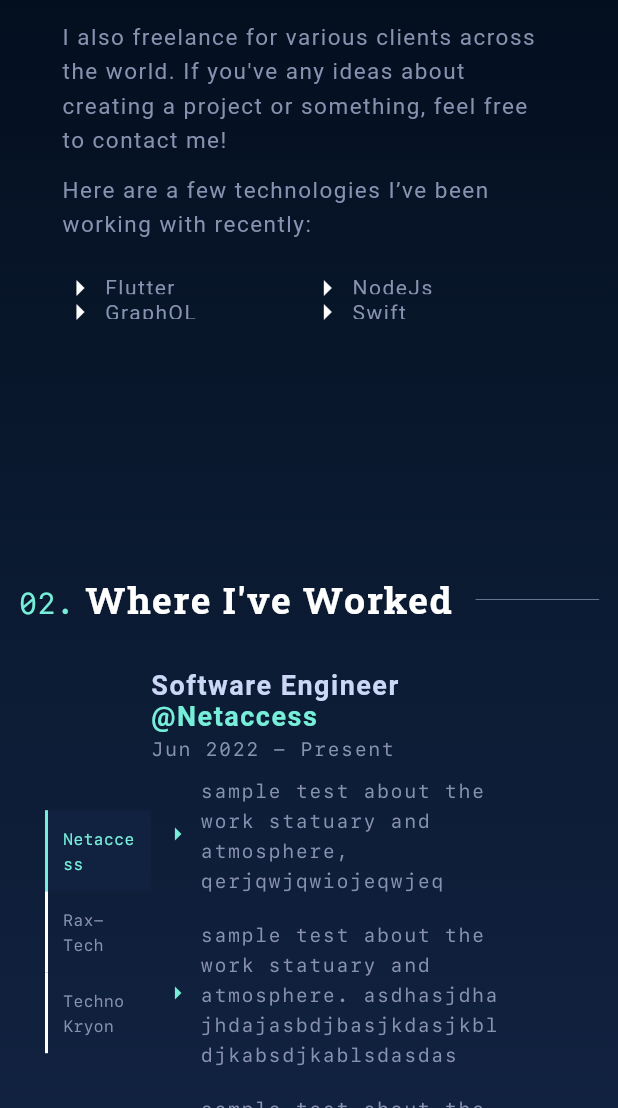
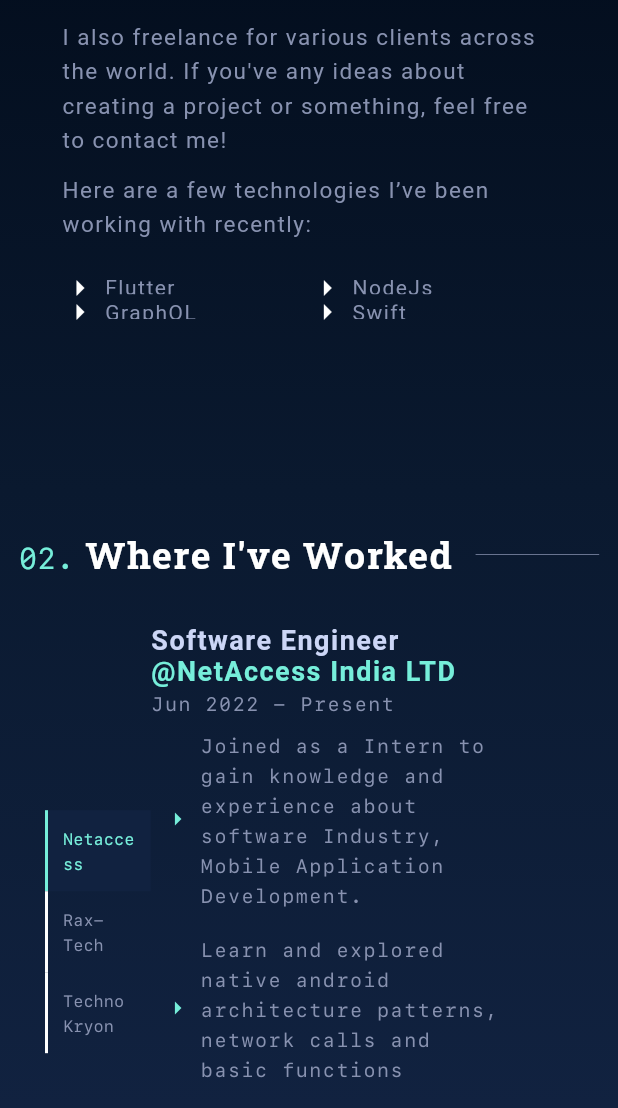
Before and after one commit to Mr-Jeeva/Portfolio, a Flutter app: the screen it shows after launch, scrolled down 1152 dp, on a phone screen of 412 x 824 dp, the part 128-1236 px from its top. Run offline on Flutter 3.47's test engine with Material 2 defaults, Android fonts, the light colour scheme and no system bars; drawn by our look-alikes of scroll_to_index; our stand-ins replace flutter_riverpod, flutter_svg, google_fonts, url_launcher_web.

Commit message:
strings.dart changed

```diff
--- a/lib/resource/strings.dart
+++ b/lib/resource/strings.dart
@@ -10,7 +10,7 @@ class Strings {
 
   /* About screen contents */
   static final aboutPara1 =
-      '''Hello! My name is Jeeva and I enjoy creating things that live on the internet. My interest in mobile/web development started back in 2019 when I decided to clone some applications — turns my passion into profession.''';
+      '''Hello! Myself Jeeva and I enjoy creating things that live on the internet. My interest in mobile/web development started back in 2019 when I decided to clone some applications — turns my passion into profession.''';
   static final aboutPara2 =
       '''Fast-forward to today, and I’ve had the privilege of working for a good organization, a product-based, a huge corporation, and a student-led working atmosphere. My main focus these days is building accessible, inclusive products and digital experiences at Netaccess for a variety of clients.''';
   static final aboutPara3 =
@@ -28,33 +28,34 @@ class Strings {
   static final expDesig1 = '''Android Developer''';
   static final expDur1 = '''Nov 2019 - Mar 2020''';
   static final expAbout1 =
-      '''sample test about the work statuary and atmosphere, qerjqwjqwiojeqwjeq ''';
+  '''Joined as a Intern to gain knowledge and experience about software Industry, Mobile Application Development.''';
   static final expAbout1_2 =
-      '''sample test about the work statuary and atmosphere. asdhasjdhajhdajasbdjbasjkdasjkbldjkabsdjkablsdasdas''';
+  '''Learn and explored native android architecture patterns, network calls and basic functions''';
   static final expAbout1_3 =
-      '''sample test about the work statuary and atmosphere, ''';
+  '''Worked on few Live Project such as E-Commerce, ERP, CMS Applications''';
 
-  static final expCompName2 = '''Rax-Tech''';
+  static final expCompName2 = '''Rax-Tech International''';
   static final expDesig2 = '''Mobile App Developer''';
   static final expDur2 = '''Aug 2020 - Jun 2022''';
   static final expAbout2 =
-      '''sample test about the work statuary and atmosphere, qerjqwjqwiojeqwjeq ''';
+      '''Worked as a Senior Mobile Application Developer and maintained a team of Freshers and Interns to deliver practical solution''';
   static final expAbout2_2 =
-      '''sample test about the work statuary and atmosphere. asdhasjdhajhdajasbdjbasjkdasjkbldjkabsdjkablsdasdas''';
+      '''Engineered and maintained major features of IoT (Internet Of Things), Erp, CMS and Innovative applications''';
   static final expAbout2_3 =
-      '''sample test about the work statuary and atmosphere, ''';
+      '''Experienced many technologies such as WiFi(TCP/UDP), BLE, MQTT, LIVE DATA, Google ML - Tensor Flow and etc''';
 
-  static final expCompName3 = '''Netaccess''';
+  static final expCompName3 = '''NetAccess India LTD''';
   static final expDesig3 = '''Software Engineer''';
   static final expDur3 = '''Jun 2022 - Present''';
   static final expAbout3 =
-      '''sample test about the work statuary and atmosphere, qerjqwjqwiojeqwjeq ''';
+  '''Working with a team of Five Engineer to build Field Force Automation Applications, B2B Applications, etc ''';
   static final expAbout3_2 =
-      '''sample test about the work statuary and atmosphere, qerjqwjqwiojeqwjeq ''';
+  '''Interfaced with clients on a weekly basis, providing technological expertise''';
   static final expAbout3_3 =
-      '''sample test about the work statuary and atmosphere, qerjqwjqwiojeqwjeq ''';
+  '''''';
 
   /* Contact screen content */
   static final endTxt =
       '''Although I’m not currently looking for any new opportunities, my inbox is always open. Whether you have a question or just want to say hi, I’ll try my best to get back to you!''';
+
 }
```
Also changed, not shown: 1 other file.
